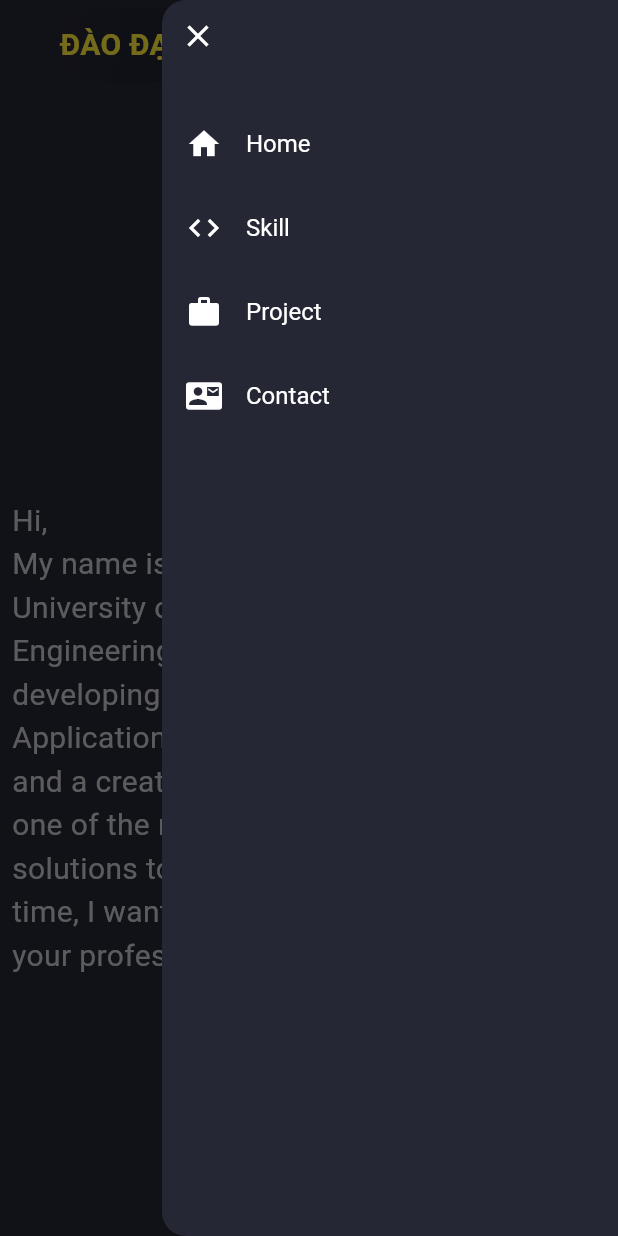
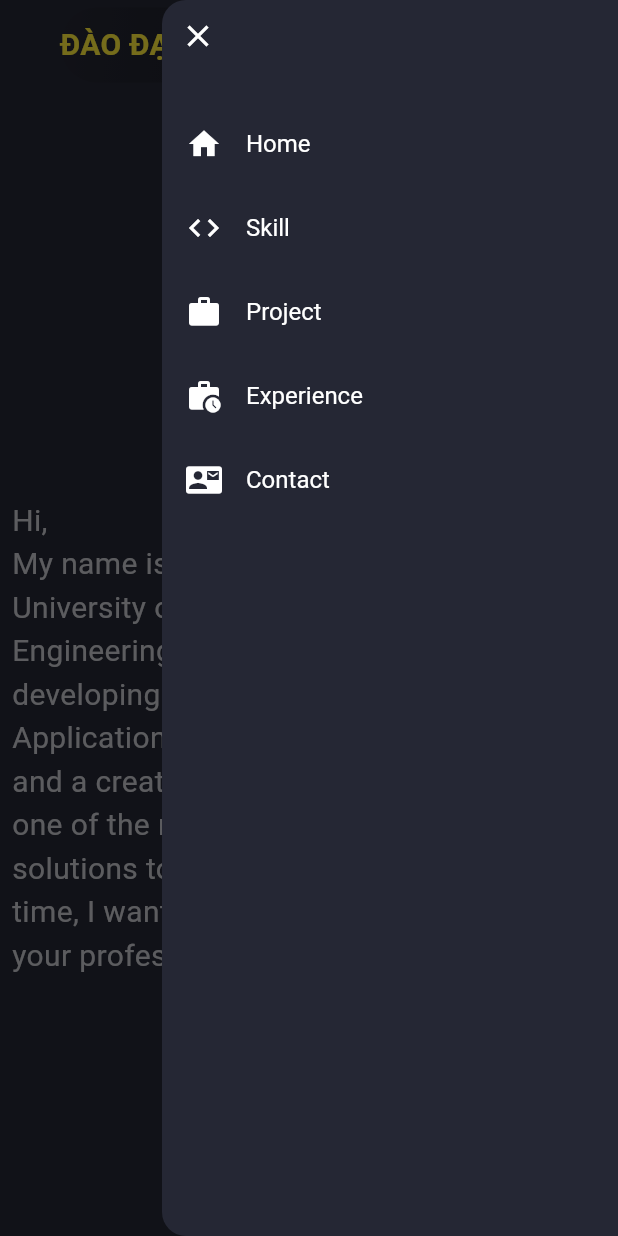
Before and after one commit to DaodaihaiCrays/porfolio, a Flutter app: the screen it shows after launch, after a tap on the "menu" icon, on a phone screen of 412 x 824 dp. Run offline on Flutter 3.47's test engine with Material 3 defaults, Android fonts, the phone set to English and light mode, and no system bars; our stand-ins replace flutter_svg.

Commit message:
add Experience

```diff
--- a/lib/constaints/nav_items.dart
+++ b/lib/constants/nav_items.dart
@@ -4,6 +4,7 @@ List<String> navItems = [
   'Home',
   'Skill',
   'Project',
+  'Experience',
   'Contact',
 ];
 
@@ -11,5 +12,6 @@ final List<IconData> navIcons = [
   Icons.home,
   Icons.code,
   Icons.work,
+  Icons.work_history,
   Icons.quick_contacts_mail,
 ];
--- a/lib/pages/home_page.dart
+++ b/lib/pages/home_page.dart
@@ -1,9 +1,9 @@
 import 'package:flutter/material.dart';
 import 'package:flutter_svg/svg.dart';
-import 'package:portfolio/constaints/colors.dart';
-import 'package:portfolio/constaints/nav_items.dart';
-import 'package:portfolio/constaints/size.dart';
-import 'package:portfolio/constaints/skill_items.dart';
+import 'package:portfolio/constants/colors.dart';
+import 'package:portfolio/constants/nav_items.dart';
+import 'package:portfolio/constants/size.dart';
+import 'package:portfolio/constants/skill_items.dart';
 import 'package:portfolio/utils/project_utils.dart';
 import 'package:portfolio/widgets/button_connect.dart';
 import 'package:portfolio/widgets/drawer_mobile.dart';
@@ -16,6 +16,8 @@ import 'package:portfolio/widgets/project_card.dart';
 import 'package:url_launcher/url_launcher.dart';
 import 'package:url_launcher/url_launcher_string.dart';
 
+import '../widgets/company.dart';
+
 class HomePage extends StatefulWidget {
   const HomePage({super.key});
 
@@ -26,7 +28,7 @@ class HomePage extends StatefulWidget {
 class _HomePageState extends State<HomePage> {
   final GlobalKey<ScaffoldState> _scaffoldKey = GlobalKey<ScaffoldState>();
   final ScrollController crollController = ScrollController();
-  final List<GlobalKey> navbarKey = List.generate(4, (index) => GlobalKey());
+  final List<GlobalKey> navbarKey = List.generate(5, (index) => GlobalKey());
 
   void scrollToSection(int navIndex) {
     // Lấy GlobalKey tương ứng từ danh sách navbarKeys
@@ -261,13 +263,60 @@ class _HomePageState extends State<HomePage> {
                     ],
                   ),
                 ),
+                SizedBox(height: 20),
 
+                // Experience
+                Container(
+                  key: navbarKey[3],
+                  width: double.infinity,
+                  color: CustomColor.bgLight1,
+                  padding: EdgeInsets.only(top: 20),
+                  child: Column(
+                    children: [
+                      Text(
+                        "Experience",
+                        style: TextStyle(
+                          fontSize: 24,
+                          fontWeight: FontWeight.bold,
+                          color: Colors.white,
+                        ),
+                      ),
+                      SizedBox(height: 20),
+
+                      for (int i = 0; i < companies.length; i++)
+                        Column(
+                          children: [
+                            Padding(
+                              padding: const EdgeInsets.symmetric(
+                                horizontal: 30,
+                                vertical: 10,
+                              ),
+                              child: Align(
+                                alignment: Alignment.topLeft,
+                                child: Company(companies: companies[i]),
+                              ),
+                            ),
+                            // if (i != beProjects.length - 1)
+                            //   Center(
+                            //     child: SizedBox(
+                            //       width: 200,
+                            //       child: Divider(
+                            //         color: CustomColor.textFieldBg,
+                            //         thickness: 0.5,
+                            //       ),
+                            //     ),
+                            //   ),
+                          ],
+                        )
+                    ],
+                  ),
+                ),
                 SizedBox(height: 20),
+
                 // Contact
                 Container(
                   key: navbarKey.last,
                   width: double.infinity,
-                  color: CustomColor.bgLight1,
                   child: Column(
                     children: [
                       SizedBox(height: 10),
--- a/lib/utils/project_utils.dart
+++ b/lib/utils/project_utils.dart
@@ -110,3 +110,28 @@ List<ProjectBEItem> beProjects = [
     ]
   ),
 ];
+
+class CompanyItem {
+  String name;
+  List<String> description;
+  String time;
+
+  CompanyItem({
+    required this.name,
+    required this.description,
+    required this.time,
+  });
+}
+
+List<CompanyItem> companies = [
+  CompanyItem(
+    name: "Viettel Solution",
+    description: [
+      "Developed and maintained mobile applications, focusing on stability and performance.",
+      "Set up Firebase to monitor app crashes and evaluate performance, helping maintain a smooth user experience.",
+      "Adjusted project codebases to shift from a three-level to a two-level local administrative model."
+      "Contributed to the development of an AI-powered integration that allows external conversational agents to securely execute in-app operations like user creation or order management."
+    ],
+    time: "May 2025 - Present",
+  ),
+];
--- /dev/null
+++ b/lib/widgets/company.dart
@@ -0,0 +1,60 @@
+import 'package:flutter/cupertino.dart';
+import 'package:flutter/material.dart';
+import 'package:flutter_svg/svg.dart';
+import 'package:portfolio/constants/colors.dart';
+
+import '../utils/project_utils.dart';
+
+class Company extends StatelessWidget {
+  const Company({super.key, required this.companies});
+
+  final CompanyItem companies;
+
+  @override
+  Widget build(BuildContext context) {
+    return Container(
+      width: double.infinity,
+      child: Column(
+        crossAxisAlignment: CrossAxisAlignment.start,
+        children: [
+          // Tiêu đề
+          Text(
+            companies.name,
+            style: TextStyle(
+              fontSize: 18,
+              fontWeight: FontWeight.bold,
+              color: Colors.white,
+            ),
+          ),
+          SizedBox(width: 10),
+          // Time
+          Text(
+            companies.time,
+            style: TextStyle(
+              fontSize: 15,
+              color: Colors.white,
+            ),
+          ),
+          SizedBox(height: 10),
+          // Description
+          for (int i = 0; i < companies.description.length; i++)
+            Row(
+              crossAxisAlignment: CrossAxisAlignment.start,
+              children: [
+                Text(
+                  '•  ',
+                  style: TextStyle(fontSize: 16, color: Colors.white),
+                ),
+                Expanded(
+                  child: Text(
+                    companies.description[i],
+                    style: TextStyle(fontSize: 16, color: Colors.white70),
+                  ),
+                ),
+              ],
+            ),
+        ],
+      ),
+    );
+  }
+}
--- a/lib/widgets/drawer_mobile.dart
+++ b/lib/widgets/drawer_mobile.dart
@@ -1,6 +1,6 @@
 import 'package:flutter/material.dart';
-import 'package:portfolio/constaints/colors.dart';
-import 'package:portfolio/constaints/nav_items.dart';
+import 'package:portfolio/constants/colors.dart';
+import 'package:portfolio/constants/nav_items.dart';
 
 class DrawerMobile extends StatelessWidget {
   const DrawerMobile({super.key, required this.scaffoldKey, required this.onNavItemTap});
--- a/lib/widgets/header_desktop.dart
+++ b/lib/widgets/header_desktop.dart
@@ -1,6 +1,6 @@
 import 'package:flutter/material.dart';
-import 'package:portfolio/constaints/colors.dart';
-import 'package:portfolio/constaints/nav_items.dart';
+import 'package:portfolio/constants/colors.dart';
+import 'package:portfolio/constants/nav_items.dart';
 
 class HeaderDesktop extends StatelessWidget {
   const HeaderDesktop({super.key, required this.onNavItemTap});
--- a/lib/widgets/header_mobile.dart
+++ b/lib/widgets/header_mobile.dart
@@ -1,5 +1,5 @@
 import 'package:flutter/material.dart';
-import 'package:portfolio/constaints/colors.dart';
+import 'package:portfolio/constants/colors.dart';
 
 class HeaderMobile extends StatelessWidget {
 
--- a/lib/widgets/main_desktop.dart
+++ b/lib/widgets/main_desktop.dart
@@ -1,5 +1,5 @@
 import 'package:flutter/material.dart';
-import 'package:portfolio/constaints/colors.dart';
+import 'package:portfolio/constants/colors.dart';
 
 class MainDesktop extends StatelessWidget {
   const MainDesktop({super.key});
--- a/lib/widgets/main_mobile.dart
+++ b/lib/widgets/main_mobile.dart
@@ -1,5 +1,5 @@
 import 'package:flutter/material.dart';
-import 'package:portfolio/constaints/colors.dart';
+import 'package:portfolio/constants/colors.dart';
 
 class MainMobile extends StatelessWidget {
   const MainMobile({super.key});
--- a/lib/widgets/project_be.dart
+++ b/lib/widgets/project_be.dart
@@ -1,6 +1,6 @@
 import 'package:flutter/material.dart';
 import 'package:flutter_svg/svg.dart';
-import 'package:portfolio/constaints/colors.dart';
+import 'package:portfolio/constants/colors.dart';
 import 'package:portfolio/utils/project_utils.dart';
 import 'package:url_launcher/url_launcher_string.dart';
 
--- a/lib/widgets/project_card.dart
+++ b/lib/widgets/project_card.dart
@@ -1,5 +1,5 @@
 import 'package:flutter/material.dart';
-import 'package:portfolio/constaints/colors.dart';
+import 'package:portfolio/constants/colors.dart';
 import 'package:portfolio/utils/project_utils.dart';
 import 'package:url_launcher/url_launcher_string.dart';
 
```
Also changed, not shown: pubspec.yaml (+8 -73 lines), avt_profile.jpeg (added), lib/constants/colors.dart (renamed from lib/constaints/colors.dart), lib/constants/size.dart (renamed from lib/constaints/size.dart), lib/constants/skill_items.dart (renamed from lib/constaints/skill_items.dart), pubspec.lock, 1 other file.
